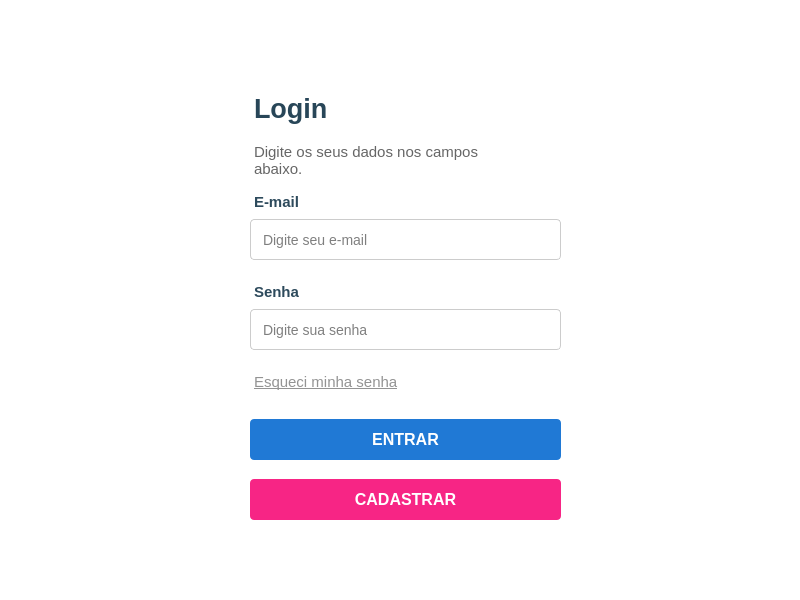
Old version of the form gui/tela.ui in the repository Theus021/cadastro_de_alunos.
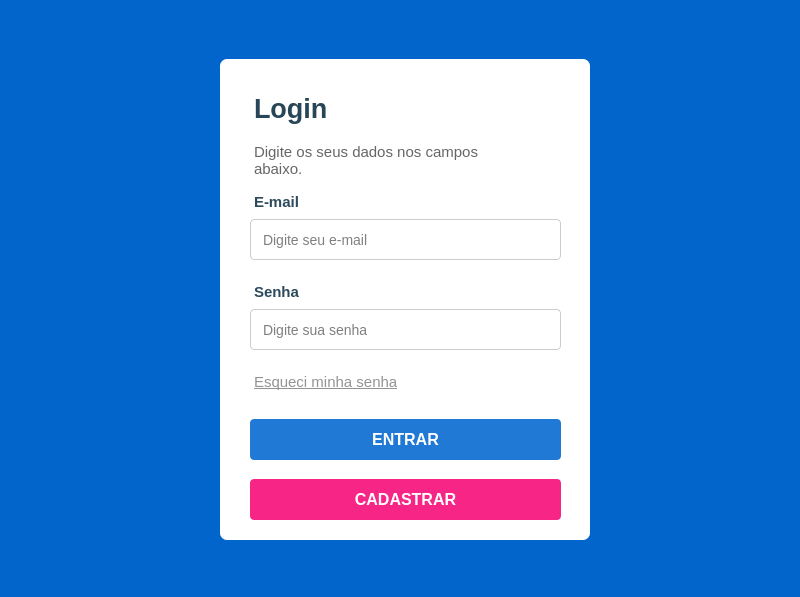
New version of the form. Icons and pictures are not drawn.

```diff
--- a/gui/tela.ui
+++ b/gui/tela.ui
@@ -7,7 +7,7 @@
     <x>0</x>
     <y>0</y>
     <width>800</width>
-    <height>600</height>
+    <height>597</height>
    </rect>
   </property>
   <property name="sizePolicy">
@@ -369,7 +369,7 @@
   <widget class="QWidget" name="background_blue" native="true">
    <property name="geometry">
     <rect>
-     <x>10</x>
+     <x>0</x>
      <y>0</y>
      <width>800</width>
      <height>600</height>
@@ -377,7 +377,7 @@
    </property>
    <property name="styleSheet">
     <string notr="true">QWidget{
-background:#FFF; 
+background:#0265CB; 
 }</string>
    </property>
   </widget>
```
Left out of the diff: 6 changed lines with no effect on the pictures.
